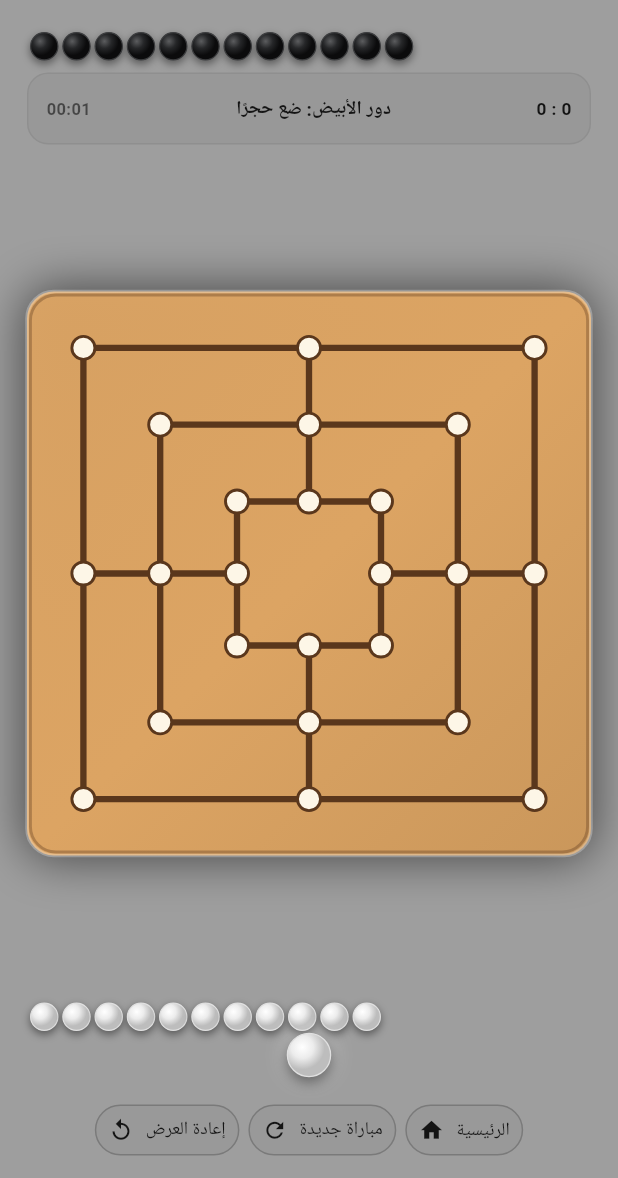
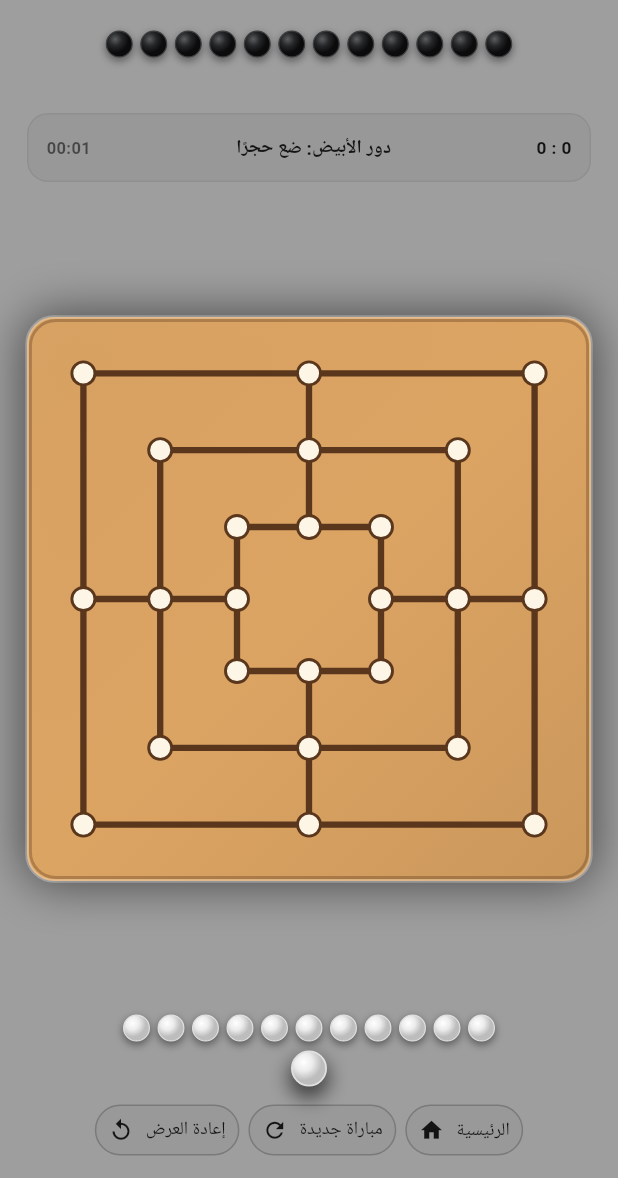
Before and after one commit to 5-boopfav/bahmad-thabet, a Flutter app: the GamePage screen opened directly with sample values from the repository, on a phone screen of 412 x 824 dp, the part 58-1236 px from its top. Run offline on Flutter 3.47's test engine with Material 3 defaults, Android fonts, the phone set to English and light mode, and no system bars.

Commit message:
Update main.dart

```diff
--- a/lib/main.dart
+++ b/lib/main.dart
@@ -689,11 +689,6 @@ class _GamePageState extends State<GamePage>
   int get playerCount => board.where((v) => v == 1).length;
   int get computerCount => board.where((v) => v == 2).length;
 
-  int get whiteRemovedCount =>
-      (whitePlaced - playerCount).clamp(0, 12);
-  int get blackRemovedCount =>
-      (blackPlaced - computerCount).clamp(0, 12);
-
   String playerName(int p) => p == 1 ? 'الأبيض' : 'الأسود';
 
   @override
@@ -746,7 +741,7 @@ class _GamePageState extends State<GamePage>
 
   void _launchStoneFromCenter(int player, int targetIndex) {
     final size = _currentBoardSize;
-    final startOffset = Offset(size * 0.5, size * (player == 1 ? 1.18 : -0.18));
+    final startOffset = Offset(size * 0.5, size * (player == 1 ? 1.12 : -0.12));
     final endOffset = Offset(
       points[targetIndex].dx * size,
       points[targetIndex].dy * size,
@@ -1439,21 +1434,24 @@ class _GamePageState extends State<GamePage>
               final availableWidth = math.max(0.0, constraints.maxWidth - 28);
               final availableHeight = math.max(0.0, constraints.maxHeight);
 
+              // حجم ثابت للوحة يمنع اهتزازها أو تحركها أثناء اللعب.
               final boardSize = math.min(
                 availableWidth,
-                availableHeight * .56,
+                availableHeight * .55,
               ).clamp(0.0, 540.0);
               _currentBoardSize = boardSize;
 
               return Column(
                 children: [
-                  // طابور الكرات السوداء بالأعلى كما في الفيديو.
-                  _stoneQueueRow(
+                  // ارتفاع ثابت لطابور الكرات العلوي لضمان عدم اهتزاز اللوحة.
+                  SizedBox(
+                    height: 54,
+                    child: _stoneQueueRow(
                       player: 2,
                       placed: blackPlaced,
-                    removed: whiteRemovedCount,
                       active: turn == 2,
                       isTop: true,
+                    ),
                   ),
 
                   // شريط الحالة والوقت بلمسة هادئة.
@@ -1464,7 +1462,7 @@ class _GamePageState extends State<GamePage>
                     ),
                     child: Container(
                       width: double.infinity,
-                      height: 48,
+                      height: 46,
                       padding: const EdgeInsets.symmetric(
                         horizontal: 12,
                         vertical: 4,
@@ -1540,13 +1538,15 @@ class _GamePageState extends State<GamePage>
                     ),
                   ),
 
-                  // طابور الكرات البيضاء بالأسفل كما في الفيديو.
-                  _stoneQueueRow(
+                  // ارتفاع ثابت لطابور الكرات السفلي لضمان عدم اهتزاز اللوحة.
+                  SizedBox(
+                    height: 54,
+                    child: _stoneQueueRow(
                       player: 1,
                       placed: whitePlaced,
-                    removed: blackRemovedCount,
                       active: turn == 1,
                       isTop: false,
+                    ),
                   ),
 
                   if (replayMode)
@@ -1620,75 +1620,39 @@ class _GamePageState extends State<GamePage>
   Widget _stoneQueueRow({
     required int player,
     required int placed,
-    required int removed,
     required bool active,
     required bool isTop,
   }) {
     final remaining = (12 - placed).clamp(0, 12);
     final showReadyCenterBall = active && phase == 0 && remaining > 0;
     final queueCount = showReadyCenterBall ? remaining - 1 : remaining;
-    final opponentPlayer = 3 - player;
 
     return Padding(
-      padding: const EdgeInsets.symmetric(horizontal: 20, vertical: 4),
+      padding: const EdgeInsets.symmetric(horizontal: 20),
       child: Column(
+        mainAxisAlignment: MainAxisAlignment.center,
         mainAxisSize: MainAxisSize.min,
         children: [
-          // صف الكرات المتبقية في الطابور.
-          Row(
-            children: [
-              Row(
-                mainAxisSize: MainAxisSize.min,
+          SizedBox(
+            height: 20,
+            child: Row(
+              mainAxisAlignment: MainAxisAlignment.center,
               children: List.generate(
                 queueCount,
                 (index) => Padding(
-                    padding: const EdgeInsets.only(right: 2.5),
-                    child: _playerBall(player, 19),
-                  ),
-                ),
-              ),
-              const Spacer(),
-              // الكرات المزالة للخصم تظهر في الجانب المقابل كما في الفيديو.
-              if (removed > 0)
-                Row(
-                  mainAxisSize: MainAxisSize.min,
-                  children: List.generate(
-                    removed.clamp(0, 12),
-                    (index) => Padding(
-                      padding: const EdgeInsets.only(left: 2),
-                      child: Opacity(
-                        opacity: 0.85,
-                        child: _playerBall(opponentPlayer, 14),
-                      ),
-                    ),
-                  ),
-                ),
-            ],
-          ),
-
-          // الكرة الجاهزة للخروج من المنتصف نحو اللوحة.
-          if (showReadyCenterBall)
-            Padding(
-              padding: EdgeInsets.only(
-                top: isTop ? 6 : 2,
-                bottom: isTop ? 2 : 6,
-              ),
-              child: AnimatedScale(
-                scale: 1.06,
-                duration: const Duration(milliseconds: 220),
-                child: Container(
-                  decoration: BoxDecoration(
-                    shape: BoxShape.circle,
-                    boxShadow: [
-                      BoxShadow(
-                        color: Colors.white.withOpacity(.45),
-                        blurRadius: 10,
-                        spreadRadius: 1,
-                      ),
-                    ],
-                  ),
-                  child: _playerBall(player, 28),
-                ),
+                  padding: const EdgeInsets.symmetric(horizontal: 2.5),
+                  child: _playerBall(player, 18),
+                ),
+              ),
+            ),
+          ),
+          const SizedBox(height: 4),
+          SizedBox(
+            height: 26,
+            child: Center(
+              child: showReadyCenterBall
+                  ? _playerBall(player, 24, floating: true)
+                  : const SizedBox.shrink(),
             ),
           ),
         ],
@@ -1736,11 +1700,16 @@ class _GamePageState extends State<GamePage>
                 _flyingStone!.endOffset,
                 curved,
               )!;
+              final floatLift = math.sin(curved * math.pi) * 6.0;
               return Positioned(
-                left: pos.dx - stoneSize / 2,
-                top: pos.dy - stoneSize / 2,
+                left: pos.dx - (stoneSize * 1.14) / 2,
+                top: pos.dy - (stoneSize * 1.14) / 2 - floatLift,
                 child: IgnorePointer(
-                  child: _playerBall(_flyingStone!.player, stoneSize * 1.08),
+                  child: _playerBall(
+                    _flyingStone!.player,
+                    stoneSize * 1.14,
+                    floating: true,
+                  ),
                 ),
               );
             },
@@ -1817,7 +1786,7 @@ class _GamePageState extends State<GamePage>
     final stoneSize = size * .082;
 
     final stone = AnimatedContainer(
-      duration: const Duration(milliseconds: 260),
+      duration: const Duration(milliseconds: 220),
       curve: Curves.easeOutCubic,
       width: stoneSize,
       height: stoneSize,
@@ -1921,9 +1890,13 @@ class _GamePageState extends State<GamePage>
             ),
     );
 
-    return AnimatedPositioned(
-      duration: const Duration(milliseconds: 220),
-      curve: Curves.easeOutCubic,
+    final floatingStone = _playerBall(
+      value,
+      stoneSize * 1.18,
+      floating: true,
+    );
+
+    return Positioned(
       left: points[i].dx * size - stoneSize / 2,
       top: points[i].dy * size - stoneSize / 2,
       child: DragTarget<int>(
@@ -1972,14 +1945,13 @@ class _GamePageState extends State<GamePage>
             maxSimultaneousDrags: canDrag ? 1 : 0,
             feedback: Material(
               color: Colors.transparent,
-              child: SizedBox(
-                width: stoneSize * 1.1,
-                height: stoneSize * 1.1,
-                child: Center(child: stone),
+              child: Transform.translate(
+                offset: const Offset(0, -8),
+                child: floatingStone,
               ),
             ),
             childWhenDragging: Opacity(
-              opacity: .2,
+              opacity: .22,
               child: stone,
             ),
             child: GestureDetector(
@@ -2012,7 +1984,7 @@ class _GamePageState extends State<GamePage>
     return distance < size * .095 ? best : null;
   }
 
-  Widget _playerBall(int player, double size) {
+  Widget _playerBall(int player, double size, {bool floating = false}) {
     return Container(
       width: size,
       height: size,
@@ -2039,13 +2011,14 @@ class _GamePageState extends State<GamePage>
           color: player == 1
               ? const Color(0xffe0e0e0)
               : const Color(0xff3c3d3f),
-          width: 0.8,
+          width: floating ? 1.2 : 0.8,
         ),
         boxShadow: [
           BoxShadow(
-            color: Colors.black.withOpacity(.45),
-            blurRadius: size * .22,
-            offset: Offset(0, size * .12),
+            color: Colors.black.withOpacity(floating ? .6 : .45),
+            blurRadius: size * (floating ? .42 : .22),
+            spreadRadius: floating ? 1.5 : 0,
+            offset: Offset(0, size * (floating ? .26 : .12)),
           ),
         ],
       ),
```
Lines whose indentation alone changed are shown as unchanged.
